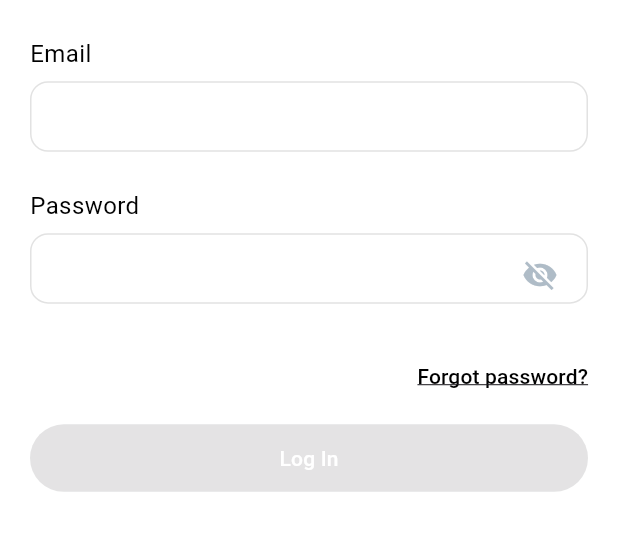
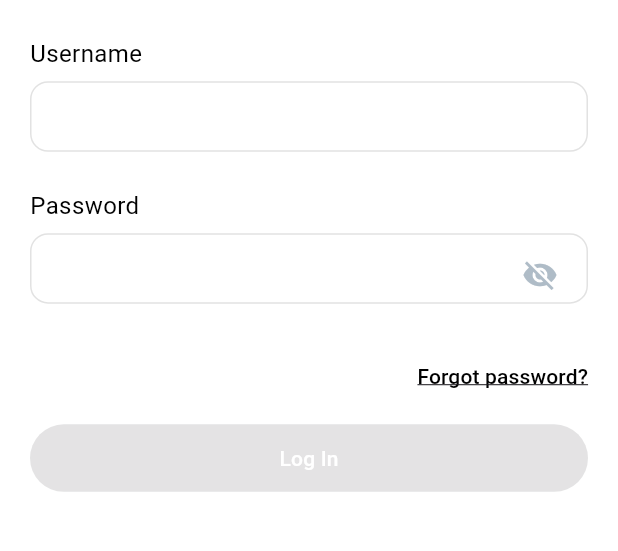
Before and after one commit to Gokulnathan2/gtaos, a Flutter app: the screen it shows after launch, on a phone screen of 412 x 824 dp, the part 488-1039 px from its top. Run offline on Flutter 3.47's test engine with Material 3 defaults, Android fonts, the phone set to English and light mode, and no system bars; our stand-ins replace bot_toast, carousel_slider, geolocator, get, get_storage, google_maps_flutter and 4 more; missing offline and left inert: easy_web_view, flutter_animarker, google_maps_flutter_android, google_maps_flutter_platform_interface; accounts and stored records are empty.

Commit message:
Username update

```diff
--- a/lib/views/login.dart
+++ b/lib/views/login.dart
@@ -550,8 +550,8 @@ Widget uploadImage() {
                             controller: _email,
                             labelColor: Colors.black,
                             fillColor: Colors.white,
-                            title: "Email",
-                            hintText: "Your Email",
+                            title: "Username",
+                            hintText: "Your Username",
                             inputType: TextInputType.emailAddress,
                             validator: (val) => FormValidator.validateEmail(val),
                             borderRadius: 14,
--- a/pubspec.yaml
+++ b/pubspec.yaml
@@ -23,7 +23,7 @@ dependencies:
   local_auth: ^2.1.6
   timezone: ^0.10.0
   carousel_slider: ^5.0.0
-  lottie: ^3.3.1
+  lottie: ^3.2.0
   animate_do: ^4.2.0
 
 dev_dependencies:
```
Also changed, not shown: pubspec.lock.
